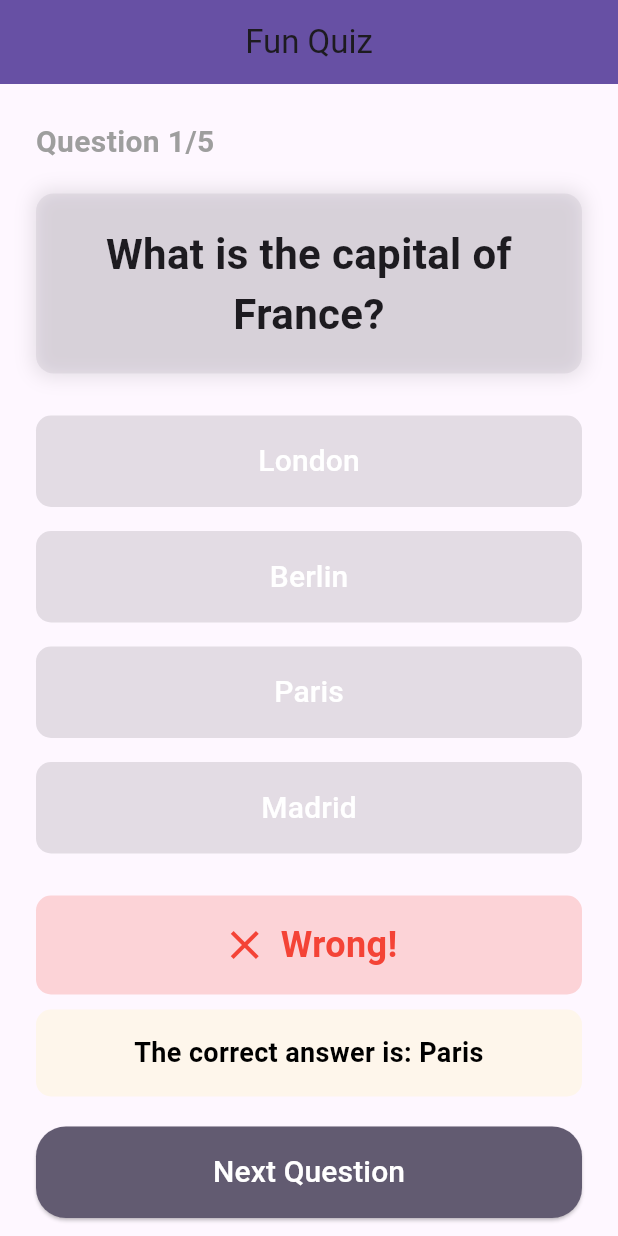
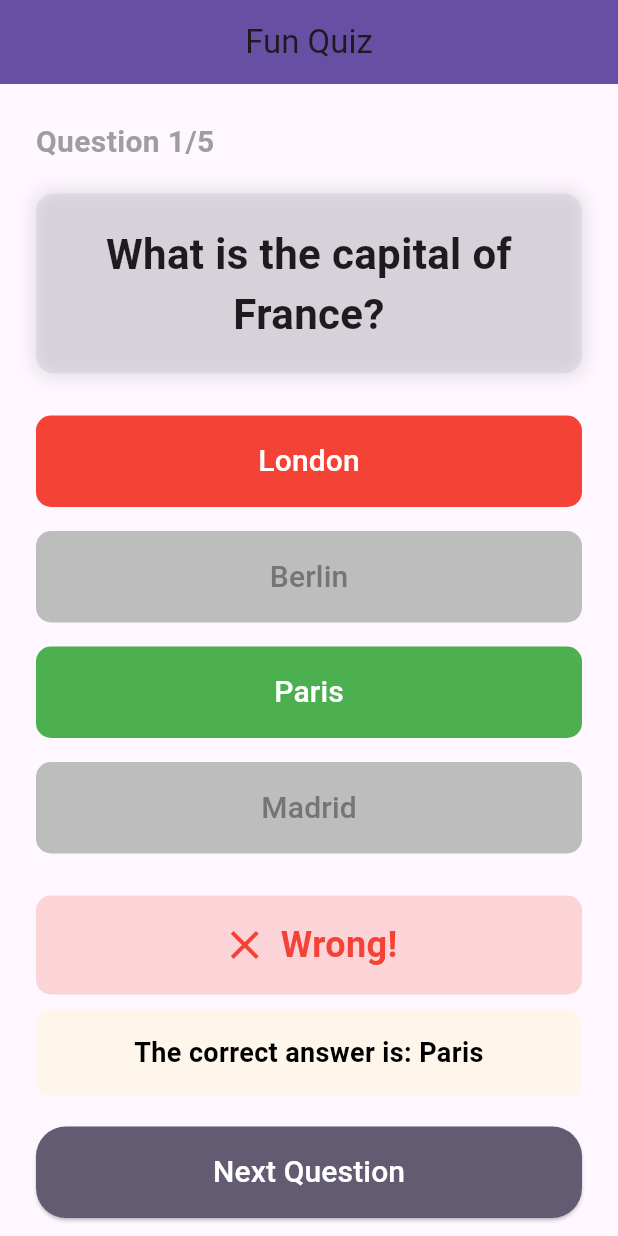
Before and after one commit to katendejericho5/catholicpal2, a Flutter app: the QuizPage screen opened directly, after a tap on "London", on a phone screen of 412 x 824 dp. Run offline on Flutter 3.47's test engine with Material 3 defaults, Android fonts, the light colour scheme and no system bars; our stand-ins replace cached_network_image, carousel_slider, concentric_transition, connectivity_plus, expandable, flex_color_scheme and 13 more; missing offline and left inert: clipboard, flutter_inappwebview; accounts and stored records are empty; generated files the repository leaves out were written again; network calls fail.

Commit message:
question quiz working 2

```diff
--- a/catholicpal/lib/screens/home/sacraments/baptism/bible_quiz/quiz_questions.dart
+++ b/catholicpal/lib/screens/home/sacraments/baptism/bible_quiz/quiz_questions.dart
@@ -85,13 +85,19 @@ class QuizPageState extends State<QuizPage> {
     return Column(
       children: quizProvider.currentQuestion.options.asMap().entries.map(
         (entry) {
-          // Determine if this option is the correct or wrong answer
-          bool isSelected = entry.key == quizProvider.userAnswer;
+          int index = entry.key;
+          String option = entry.value;
           bool isCorrect =
-              entry.key == quizProvider.currentQuestion.correctAnswerIndex;
-          bool isWrong = quizProvider.answered &&
-              isSelected &&
-              !quizProvider.lastAnswerCorrect;
+              index == quizProvider.currentQuestion.correctAnswerIndex;
+          bool isSelected = index == quizProvider.userAnswer;
+
+          Color getButtonColor() {
+            if (!quizProvider.answered)
+              return Theme.of(context).colorScheme.primary;
+            if (isCorrect) return Colors.green;
+            if (isSelected && !isCorrect) return Colors.red;
+            return Colors.grey.shade400;
+          }
 
           return Padding(
             padding: const EdgeInsets.symmetric(vertical: 8.0),
@@ -99,34 +105,23 @@ class QuizPageState extends State<QuizPage> {
               width: double.infinity,
               child: ElevatedButton(
                 onPressed: quizProvider.answered
-                    ? null // Disable the button if the question is already answered
-                    : () {
-                        quizProvider
-                            .answerQuestion(entry.key); // Mark the answer
-                        _showAnswerFeedback(
-                            entry.key, quizProvider); // Trigger feedback
-                      },
+                    ? null
+                    : () => quizProvider.answerQuestion(index),
                 style: ElevatedButton.styleFrom(
                   padding: const EdgeInsets.symmetric(vertical: 16),
                   shape: RoundedRectangleBorder(
                     borderRadius: BorderRadius.circular(10.0),
                   ),
-                  backgroundColor: quizProvider.answered
-                      ? (isCorrect
-                          ? Colors.green // Correct answer is green
-                          : (isWrong
-                              ? Colors.red
-                              : Colors.grey
-                                  .shade400)) // Wrong answer is red, others greyed out
-                      : Theme.of(context)
-                          .colorScheme
-                          .primary, // Default state before answering
+                  backgroundColor: getButtonColor(),
+                  disabledBackgroundColor: getButtonColor(),
                 ),
                 child: Text(
-                  entry.value,
-                  style: const TextStyle(
+                  option,
+                  style: TextStyle(
                     fontSize: 20.0,
-                    color: Colors.white,
+                    color: quizProvider.answered && !isSelected && !isCorrect
+                        ? Colors.grey.shade600
+                        : Colors.white,
                   ),
                 ),
               ),
@@ -241,10 +236,4 @@ class QuizPageState extends State<QuizPage> {
   void _animateToNextQuestion() {
     // You can add any animations or transitions here if needed
   }
-
-  void _showAnswerFeedback(int selectedAnswerIndex, QuizProvider quizProvider) {
-    Future.delayed(const Duration(seconds: 5), () {
-      quizProvider.nextQuestion();
-    });
-  }
 }
```
